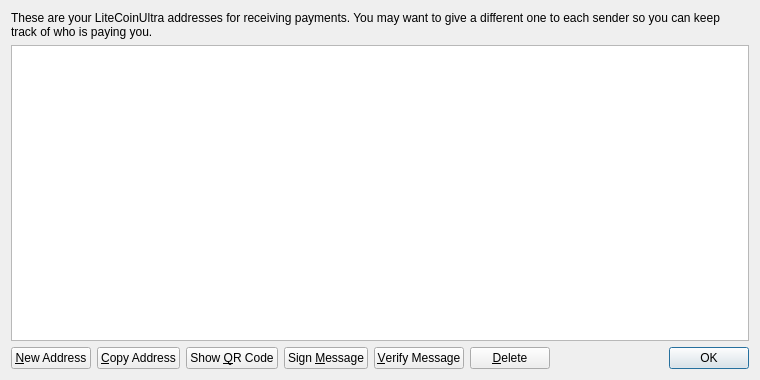
Above: src/qt/forms/addressbookpage.ui from wayawolf/WayaWolfCoin before the change. Below: the same form after it.
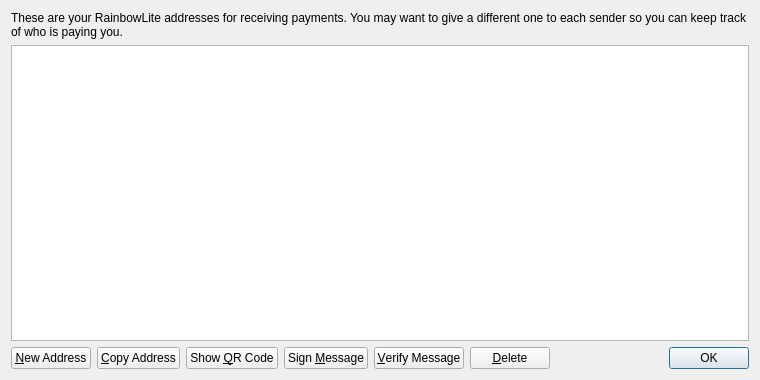
That is the form after the change. Icons and pictures are not drawn.

Commit message: Renaming LiteCoinUltra to RainbowLite

What changed in the file:
```diff
--- a/src/qt/forms/addressbookpage.ui
+++ b/src/qt/forms/addressbookpage.ui
@@ -17,7 +17,7 @@
    <item>
     <widget class="QLabel" name="labelExplanation">
      <property name="text">
-      <string>These are your LiteCoinUltra addresses for receiving payments. You may want to give a different one to each sender so you can keep track of who is paying you.</string>
+      <string>These are your RainbowLite addresses for receiving payments. You may want to give a different one to each sender so you can keep track of who is paying you.</string>
      </property>
      <property name="textFormat">
       <enum>Qt::PlainText</enum>
```
Left out of the diff: 4 changed lines with no effect on the pictures. The commit also changes 117 other files.
